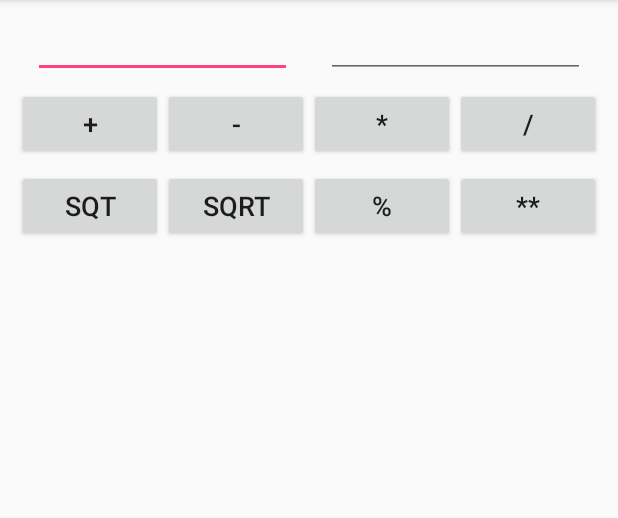
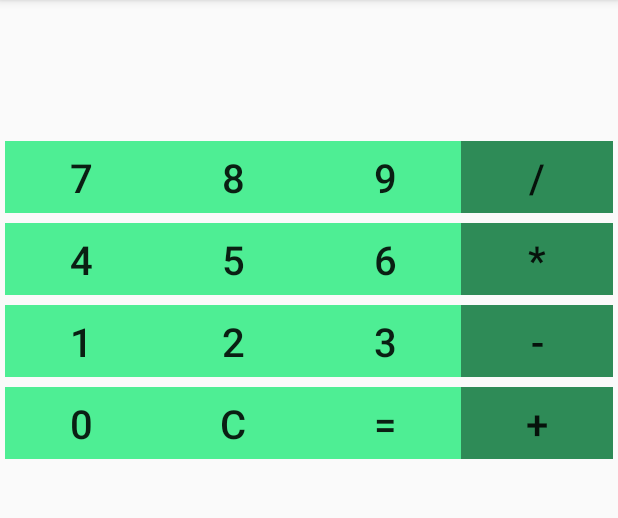
Before and after one commit to ioshakleina/first, an Android app: the screen it shows after launch (MainActivity), on a phone screen of 412 x 824 dp, the part 84-602 px from its top. Run offline under Robolectric (Android 15) with nearby library versions, the phone set to English and light mode, and no system bars.

Commit message:
Initial Commit

```diff
--- a/app/src/main/java/info/fandriod/first/MainActivity.java
+++ b/app/src/main/java/info/fandriod/first/MainActivity.java
@@ -2,10 +2,11 @@ package info.fandriod.first;
 
 import android.support.v7.app.AppCompatActivity;
 import android.os.Bundle;
-import android.text.TextUtils;
+
 import android.view.View;
 import android.widget.Button;
-import android.widget.EditText;
+//import android.view.Menu;
+//import android.view.MenuItem;
 import android.widget.TextView;
 
 public class MainActivity extends AppCompatActivity implements View.OnClickListener {
@@ -14,17 +15,13 @@ public class MainActivity extends AppCompatActivity implements View.OnClickListe
    // protected void onCreate(Bundle savedInstanceState) {
    //     super.onCreate(savedInstanceState);
    //     setContentView(R.layout.activity_main);
-   EditText etNum1;
-    EditText etNum2;
 
-    Button btnAdd;
-    Button btnSub;
-    Button btnM;
-    Button btnDiv;
+    TextView LCD;
 
-    TextView tvResult;
+    Button btn1, btn2, btn3, btn4, btn5, btn6, btn7, btn8, btn9;
+    Button btnS, btnAdd, btnDiv, btnMul, btn0, btnEq, btnClnr ;
 
-    String oper = "";
+
 
 
     @Override
@@ -33,66 +30,54 @@ public class MainActivity extends AppCompatActivity implements View.OnClickListe
         setContentView(R.layout.activity_main);
 
         // находим элементы
-        etNum1 = (EditText) findViewById(R.id.etNum1);
-        etNum2 = (EditText) findViewById(R.id.etNum2);
+       // etNum1 = (EditText) findViewById(R.id.etNum1);
+       // etNum2 = (EditText) findViewById(R.id.etNum2);
 
         btnAdd = (Button) findViewById(R.id.btnAdd);
-        btnSub = (Button) findViewById(R.id.btnSub);
-        btnM = (Button) findViewById(R.id.btnM);
+        btnS = (Button) findViewById(R.id.btnS);
+        btnMul = (Button) findViewById(R.id.btnMul);
         btnDiv = (Button) findViewById(R.id.btnDiv);
-
-        tvResult = (TextView) findViewById(R.id.tvResult);
+        btn9 = (Button) findViewById(R.id.btn9);
+        btn8 = (Button) findViewById(R.id.btn8);
+        btn7 = (Button) findViewById(R.id.btn7);
+        btn6 = (Button) findViewById(R.id.btn6);
+        btn5 = (Button) findViewById(R.id.btn5);
+        btn4 = (Button) findViewById(R.id.btn4);
+        btn3 = (Button) findViewById(R.id.btn3);
+        btn2 = (Button) findViewById(R.id.btn2);
+        btn1 = (Button) findViewById(R.id.btn1);
+        btn0 = (Button) findViewById(R.id.btn0);
+        btnClnr = (Button) findViewById(R.id.btnClnr);
+        btnEq = (Button) findViewById(R.id.btnEq);
+        LCD = (TextView) findViewById(R.id.LCD);
 
         // прописываем обработчик
         btnAdd.setOnClickListener(this);
-        btnSub.setOnClickListener(this);
-        btnM.setOnClickListener(this);
+        btnS.setOnClickListener(this);
+        btnMul.setOnClickListener(this);
         btnDiv.setOnClickListener(this);
+        btnEq.setOnClickListener(this);
+        btnClnr.setOnClickListener(this);
+        btn0.setOnClickListener(this);
+        btn1.setOnClickListener(this);
+        btn2.setOnClickListener(this);
+        btn3.setOnClickListener(this);
+        btn4.setOnClickListener(this);
+        btn5.setOnClickListener(this);
+        btn6.setOnClickListener(this);
+        btn7.setOnClickListener(this);
+        btn8.setOnClickListener(this);
+        btn9.setOnClickListener(this);
 
     }
 
     @Override
     public void onClick(View v) {
 
-        float num1 = 0;
-        float num2 = 0;
-        float result = 0;
+        LCD.setText("кнопка " + v.getId());
 
-        // Проверяем поля на пустоту
-        if (TextUtils.isEmpty(etNum1.getText().toString())
-                || TextUtils.isEmpty(etNum2.getText().toString())) {
-            return;
-        }
 
-        // читаем EditText и заполняем переменные числами
-        num1 = Float.parseFloat(etNum1.getText().toString());
-        num2 = Float.parseFloat(etNum2.getText().toString());
 
-        // определяем нажатую кнопку и выполняем соответствующую операцию
-        // в oper пишем операцию, потом будем использовать в выводе
-        switch (v.getId()) {
-            case R.id.btnAdd:
-                oper = "+";
-                result = num1 + num2;
-                break;
-            case R.id.btnSub:
-                oper = "-";
-                result = num1 - num2;
-                break;
-            case R.id.btnM:
-                oper = "*";
-                result = num1 * num2;
-                break;
-            case R.id.btnDiv:
-                oper = "/";
-                result = num1 / num2;
-                break;
-            default:
-                break;
-        }
-
-        // формируем строку вывода
-        tvResult.setText(num1 + " " + oper + " " + num2 + " = " + result);
     }
 
     @Override
--- a/app/src/main/res/layout/activity_main.xml
+++ b/app/src/main/res/layout/activity_main.xml
@@ -1,125 +1,203 @@
 <?xml version="1.0" encoding="utf-8"?>
 
+<RelativeLayout
+    xmlns:android="http://schemas.android.com/apk/res/android"
+    xmlns:tools="http://schemas.android.com/tools"
+    android:layout_width="fill_parent"
+    android:layout_height="fill_parent"
+    tools:ignore="ExtraText">
+    >
 
 <LinearLayout
-    xmlns:android="http://schemas.android.com/apk/res/android"
+
+    android:layout_width="match_parent"
+    android:layout_height="match_parent"
     android:orientation="vertical"
-    android:layout_width="fill_parent"
-    android:layout_height="fill_parent">
+   >
+
+    <TextView
+        android:layout_width="match_parent"
+        android:layout_height="wrap_content"
+        android:layout_marginLeft="5pt"
+        android:layout_marginRight="5pt"
+        android:layout_marginTop="3pt"
+        android:layout_marginBottom="3pt"
+        android:lineSpacingExtra="24sp"
+        android:textAlignment="center"
+        android:textSize="26pt"
+        android:textStyle="bold"
+        android:typeface="normal"
+
+        android:id="@+id/LCD"/>
     <LinearLayout
         android:layout_width="match_parent"
         android:layout_height="wrap_content"
-        android:id="@+id/linearLayout1"
-        android:layout_marginLeft="10pt"
-        android:layout_marginRight="10pt"
-        android:layout_marginTop="3pt">
-        <EditText
+        android:orientation="horizontal"
+        android:layout_margin="3dp"
+       >
+        <Button
+            android:layout_height="wrap_content"
+            android:layout_width="match_parent"
             android:layout_weight="1"
+            android:text="7"
+            android:textSize="12pt"
+            android:id="@+id/btn7"
+            android:background="#4EEE94"
+            >
+        </Button>
+        <Button
             android:layout_height="wrap_content"
-            android:layout_marginRight="5pt"
-            android:id="@+id/etNum1"
             android:layout_width="match_parent"
-            android:inputType="numberDecimal">
-        </EditText>
-        <EditText
+            android:layout_weight="1"
+            android:text="8"
+            android:textSize="12pt"
+            android:id="@+id/btn8"
+            android:background="#4EEE94">
+        </Button>
+        <Button
             android:layout_height="wrap_content"
+            android:layout_width="match_parent"
             android:layout_weight="1"
-            android:layout_marginLeft="5pt"
-            android:id="@+id/etNum2"
+            android:text="9"
+            android:textSize="12pt"
+            android:id="@+id/btn9"
+            android:background="#4EEE94">
+        </Button>
+        <Button
+            android:layout_height="wrap_content"
             android:layout_width="match_parent"
-            android:inputType="numberDecimal">
-        </EditText>
+            android:layout_weight="1"
+            android:text="/"
+            android:textSize="12pt"
+            android:id="@+id/btnDiv"
+            android:background="#2E8B57">
+        </Button>
     </LinearLayout>
     <LinearLayout
         android:layout_width="match_parent"
         android:layout_height="wrap_content"
-        android:id="@+id/linearLayout2"
-        android:layout_marginTop="3pt"
-        android:layout_marginLeft="5pt"
-        android:layout_marginRight="5pt">
+        android:orientation="horizontal"
+        android:layout_margin="3dp">
         <Button
             android:layout_height="wrap_content"
             android:layout_width="match_parent"
             android:layout_weight="1"
-            android:text="+"
-            android:textSize="8pt"
-            android:id="@+id/btnAdd">
+            android:text="4"
+            android:textSize="12pt"
+            android:id="@+id/btn4"
+            android:background="#4EEE94">
+        </Button>
+        <Button
+            android:layout_height="wrap_content"
+            android:layout_width="match_parent"
+            android:layout_weight="1"
+            android:text="5"
+            android:textSize="12pt"
+            android:id="@+id/btn5"
+            android:background="#4EEE94">
+        </Button>
+        <Button
+            android:layout_height="wrap_content"
+            android:layout_width="match_parent"
+            android:layout_weight="1"
+            android:text="6"
+            android:textSize="12pt"
+            android:id="@+id/btn6"
+            android:background="#4EEE94">
+        </Button>
+        <Button
+            android:layout_height="wrap_content"
+            android:layout_width="match_parent"
+            android:layout_weight="1"
+            android:text="*"
+            android:textSize="12pt"
+            android:id="@+id/btnMul"
+            android:background="#2E8B57">
+        </Button>
+    </LinearLayout>
+    <LinearLayout
+        android:layout_width="match_parent"
+        android:layout_height="wrap_content"
+        android:orientation="horizontal"
+        android:layout_margin="3dp">
+        <Button
+            android:layout_height="wrap_content"
+            android:layout_width="match_parent"
+            android:layout_weight="1"
+            android:text="1"
+            android:textSize="12pt"
+            android:id="@+id/btn1"
+            android:background="#4EEE94">
+        </Button>
+        <Button
+            android:layout_height="wrap_content"
+            android:layout_width="match_parent"
+            android:layout_weight="1"
+            android:text="2"
+            android:textSize="12pt"
+            android:id="@+id/btn2"
+            android:background="#4EEE94">
+        </Button>
+        <Button
+            android:layout_height="wrap_content"
+            android:layout_width="match_parent"
+            android:layout_weight="1"
+            android:text="3"
+            android:textSize="12pt"
+            android:id="@+id/btn3"
+            android:background="#4EEE94">
         </Button>
         <Button
             android:layout_height="wrap_content"
             android:layout_width="match_parent"
             android:layout_weight="1"
             android:text="-"
-            android:textSize="8pt"
-            android:id="@+id/btnSub">
+            android:textSize="12pt"
+            android:id="@+id/btnS"
+            android:background="#2E8B57">
+        </Button>
+    </LinearLayout>
+    <LinearLayout
+        android:layout_width="match_parent"
+        android:layout_height="wrap_content"
+        android:orientation="horizontal"
+        android:layout_margin="3dp">
+        <Button
+            android:layout_height="wrap_content"
+            android:layout_width="match_parent"
+            android:layout_weight="1"
+            android:text="0"
+            android:textSize="12pt"
+            android:id="@+id/btn0"
+            android:background="#4EEE94">
         </Button>
         <Button
             android:layout_height="wrap_content"
             android:layout_width="match_parent"
             android:layout_weight="1"
-            android:text="*"
-            android:textSize="8pt"
-            android:id="@+id/btnM">
+            android:text="C"
+            android:textSize="12pt"
+            android:id="@+id/btnClnr"
+            android:background="#4EEE94">
         </Button>
         <Button
             android:layout_height="wrap_content"
             android:layout_width="match_parent"
             android:layout_weight="1"
-            android:text="/"
-            android:textSize="8pt"
-            android:id="@+id/btnDiv">
-        </Button>
-
-    </LinearLayout>
-    <LinearLayout
-        android:layout_width="match_parent"
-        android:layout_height="wrap_content"
-        android:id="@+id/linearLayout3"
-        android:layout_marginTop="3pt"
-        android:layout_marginLeft="5pt"
-        android:layout_marginRight="5pt">
-        <Button
-            android:layout_height="wrap_content"
-            android:layout_width="match_parent"
-            android:layout_weight="1"
-            android:text="sqt"
-            android:textSize="8pt"
-            android:id="@+id/btnsqr">
+            android:text="="
+            android:textSize="12pt"
+            android:id="@+id/btnEq"
+            android:background="#4EEE94">
         </Button>
         <Button
             android:layout_height="wrap_content"
             android:layout_width="match_parent"
             android:layout_weight="1"
-            android:text="sqrt"
-            android:textSize="8pt"
-            android:id="@+id/btnsqrt">
+            android:text="+"
+            android:textSize="12pt"
+            android:id="@+id/btnAdd"
+            android:background="#2E8B57">
         </Button>
-        <Button
-            android:layout_height="wrap_content"
-            android:layout_width="match_parent"
-            android:layout_weight="1"
-            android:text="%"
-            android:textSize="8pt"
-            android:id="@+id/btnv">
-        </Button>
-        <Button
-            android:layout_height="wrap_content"
-            android:layout_width="match_parent"
-            android:layout_weight="1"
-            android:text="**"
-            android:textSize="8pt"
-            android:id="@+id/btnn">
-        </Button>
-
     </LinearLayout>
-    <TextView
-        android:layout_height="wrap_content"
-        android:layout_width="match_parent"
-        android:layout_marginLeft="5pt"
-        android:layout_marginRight="5pt"
-        android:textSize="12pt"
-        android:layout_marginTop="3pt"
-        android:id="@+id/tvResult"
-        android:gravity="center_horizontal">
-    </TextView>
-</LinearLayout>
+    </LinearLayout>
+</RelativeLayout>
```
